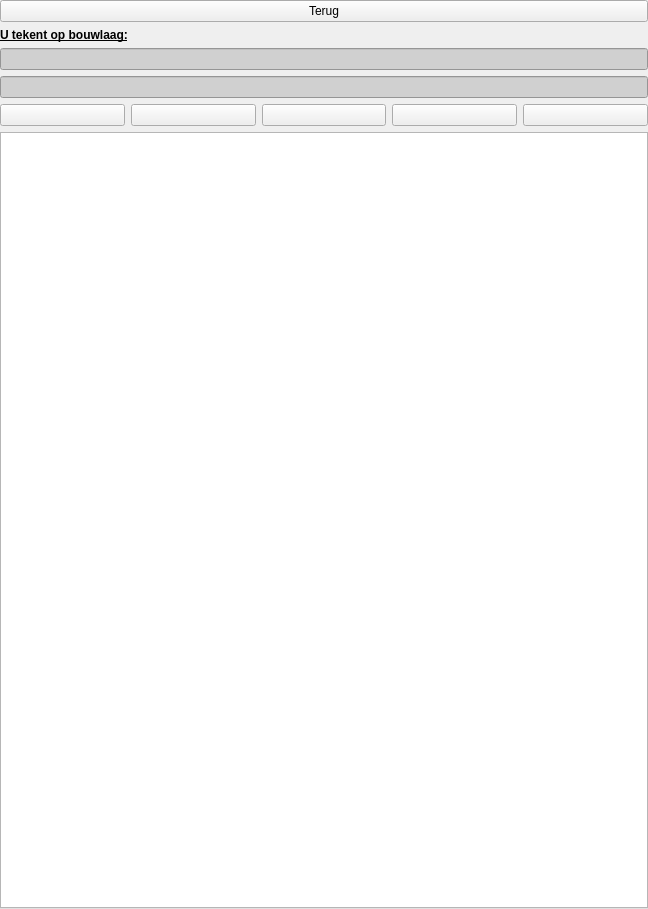
This is plugin/oiv/bag_pand/oiv_tekenen_widget.ui in OIV-NL-QGIS/QGIS_project as Qt 5 draws it before an edit. The edited form follows.
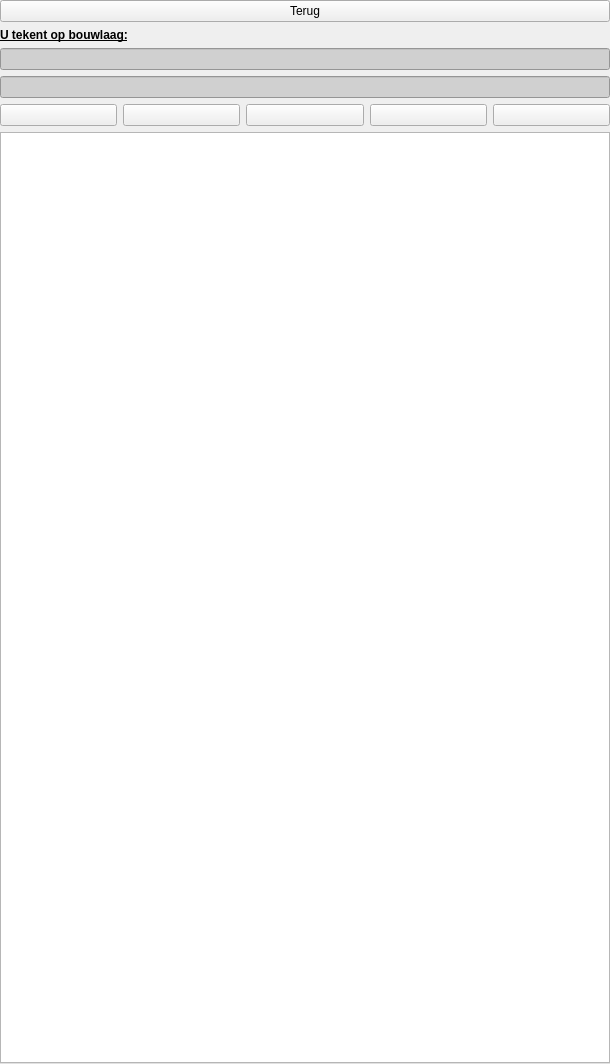
This is the edited form. Icons and pictures are not drawn.

The edit to the form file:
```diff
--- a/plugin/oiv/bag_pand/oiv_tekenen_widget.ui
+++ b/plugin/oiv/bag_pand/oiv_tekenen_widget.ui
@@ -6,8 +6,8 @@
    <rect>
     <x>0</x>
     <y>0</y>
-    <width>648</width>
-    <height>909</height>
+    <width>610</width>
+    <height>1064</height>
    </rect>
   </property>
   <property name="sizePolicy">
@@ -52,8 +52,8 @@
         <rect>
          <x>0</x>
          <y>0</y>
-         <width>648</width>
-         <height>887</height>
+         <width>610</width>
+         <height>1042</height>
         </rect>
        </property>
        <layout class="QGridLayout" name="gridLayout_5">
```
Left out of the diff: 66 changed lines with no effect on the pictures.
